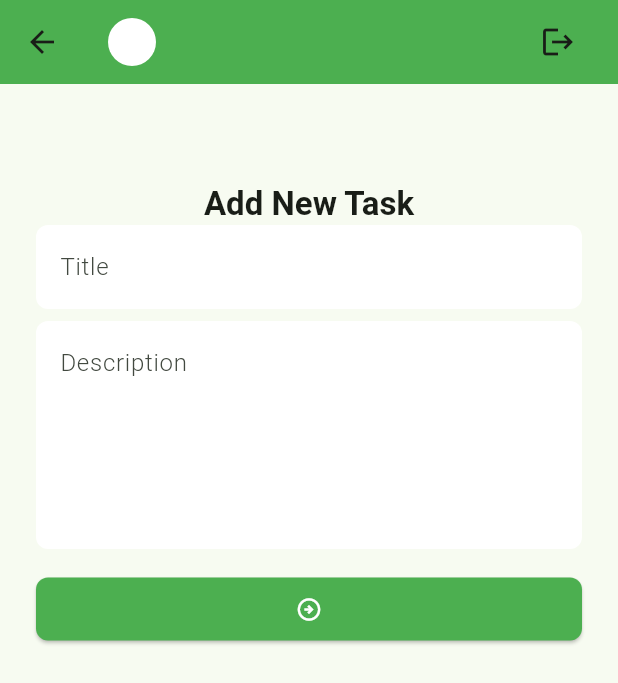
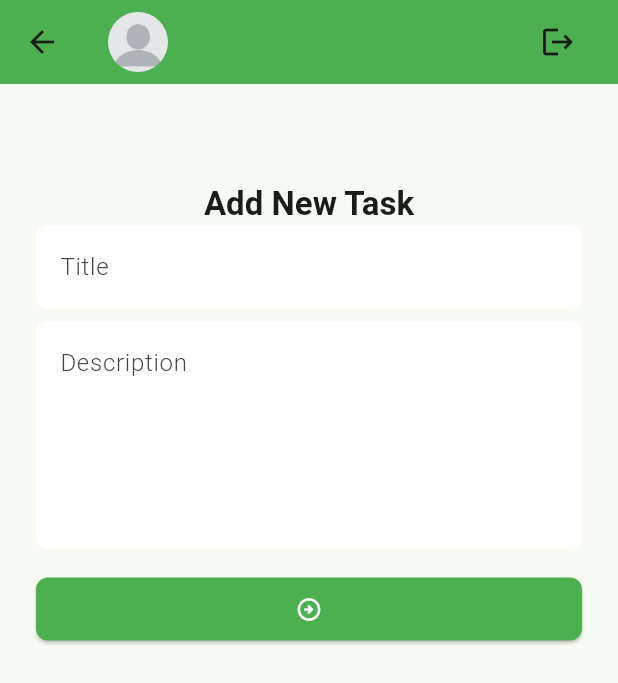
Before and after one commit to Anisur-Rahman-Naeem/Ostad_task_Manager_project, a Flutter app: the AddNewTaskScreen screen opened directly, on a phone screen of 412 x 824 dp. Shown: the top 683 px of the screen. Run offline on Flutter 3.47's test engine with Material 3 defaults, Android fonts, the phone set to English and light mode, and no system bars; our stand-ins replace flutter_svg, get, image_picker, pin_code_fields, shared_preferences; accounts and stored records are empty.

```diff
--- a/lib/app.dart
+++ b/lib/app.dart
@@ -20,11 +20,12 @@ class TaskManager extends StatelessWidget {
         SplashScreen.name: (context) => const SplashScreen(),
         MainBottomNavBarScreen.name : (context) => const MainBottomNavBarScreen()
       },
+
       theme: ThemeData(
         colorSchemeSeed: AppColors.themeColor,
         textTheme: const TextTheme(),
         inputDecorationTheme: _inputDecorationTheme(),
-        elevatedButtonTheme: _elevatedButtonThemeData()
+        elevatedButtonTheme: _elevatedButtonThemeData(),
       ),
     );
   }
--- a/lib/controller_binder.dart
+++ b/lib/controller_binder.dart
@@ -1,5 +1,6 @@
 import 'package:get/get.dart';
 import 'package:task_manager/ui/controllers/add_new_task_controller.dart';
+import 'package:task_manager/ui/controllers/auth_controller.dart';
 import 'package:task_manager/ui/controllers/bottom_nav_bar_controller.dart';
 import 'package:task_manager/ui/controllers/cancelled_task_controller.dart';
 import 'package:task_manager/ui/controllers/completed_task_controller.dart';
@@ -31,5 +32,6 @@ class ControllerBinder extends Bindings {
     Get.put(ResetPasswordController());
     Get.put(PickImageController());
     Get.put(BottomNavBarController());
+    Get.put(AuthController());
   }
 }
--- a/lib/data/models/user_model.dart
+++ b/lib/data/models/user_model.dart
@@ -5,6 +5,7 @@ class UserModel {
   String? lastName;
   String? mobile;
   String? createdDate;
+  String? photo;
 
   String get fullName{
     return '${firstName ?? ''} ${lastName ?? ''}';
@@ -16,7 +17,8 @@ class UserModel {
         this.firstName,
         this.lastName,
         this.mobile,
-        this.createdDate});
+        this.createdDate,
+        this.photo});
 
   UserModel.fromJson(Map<String, dynamic> json) {
     sId = json['_id'];
@@ -25,6 +27,7 @@ class UserModel {
     lastName = json['lastName'];
     mobile = json['mobile'];
     createdDate = json['createdDate'];
+    photo = json['photo'];
   }
 
   Map<String, dynamic> toJson() {
@@ -35,6 +38,7 @@ class UserModel {
     data['lastName'] = lastName;
     data['mobile'] = mobile;
     data['createdDate'] = createdDate;
+    data['photo'] = photo;
     return data;
   }
 }
--- a/lib/data/services/network_caller.dart
+++ b/lib/data/services/network_caller.dart
@@ -1,6 +1,8 @@
 import 'dart:convert';
 
 import 'package:flutter/material.dart';
+import 'package:get/get_core/src/get_main.dart';
+import 'package:get/get.dart' as gets;
 import 'package:http/http.dart';
 import 'package:task_manager/app.dart';
 import 'package:task_manager/data/models/network_response.dart';
@@ -8,11 +10,13 @@ import 'package:task_manager/ui/controllers/auth_controller.dart';
 import 'package:task_manager/ui/screens/sign_in_screen.dart';
 
 class NetworkCaller {
+  final AuthController authController = gets.Get.put(AuthController());
+
   static Future<NetworkResponse> getRequest({required String url}) async {
     try {
       Uri uri = Uri.parse(url);
       Map<String, String> headers = {
-        'token': AuthController.accessToken.toString()
+        'token': AuthController.accessToken.value.toString()
       };
       printRequest(url, null, headers);
       final Response response = await get(uri,headers: headers);
@@ -105,7 +109,7 @@ class NetworkCaller {
   }
 
   static Future<void> _moveToLogin() async {
-    await AuthController.clearUserData();
+    // await authController.clearUserData();
     Navigator.pushAndRemoveUntil(
       TaskManager.navigatorKey.currentContext!,
       MaterialPageRoute(builder: (context) => const SignInScreen()),
--- a/lib/ui/controllers/forgot_password_email_screen_controller.dart
+++ b/lib/ui/controllers/forgot_password_email_screen_controller.dart
@@ -14,6 +14,8 @@ class ForgotPasswordEmailScreenController extends GetxController {
 
   String? get errorMessage => _errorMessage;
 
+  final AuthController authController = Get.put(AuthController());
+
   Future<bool> emailVerify(String email) async {
   bool isSuccess = false;
     _inProgress = true;
@@ -21,7 +23,7 @@ class ForgotPasswordEmailScreenController extends GetxController {
     final NetworkResponse response =
     await NetworkCaller.getRequest(url: Urls.verifyEmailStatus(email));
     if (response.isSuccess) {
-      await AuthController.saveverifiedemail(email);
+      await authController.saveverifiedemail(email);
       isSuccess = true;
     } else {
       _errorMessage = response.errorMessage;
--- a/lib/ui/controllers/verify_otp_controller.dart
+++ b/lib/ui/controllers/verify_otp_controller.dart
@@ -17,14 +17,16 @@ class VerifyOtpController extends GetxController {
   }
   String? get errorMessage => _errorMessage;
 
+  final AuthController authController = Get.put(AuthController());
+
   Future<bool> verifyOtp() async {
     bool isSuccess = false;
     _inProgress = true;
     NetworkResponse response = await NetworkCaller.getRequest(
         url: Urls.verifyOtpStatus(
-            AuthController.verifiedEmailData.toString(), otpCode!));
+            authController.verifiedEmailData.toString(), otpCode!));
     if (response.isSuccess) {
-      await AuthController.saveotp(AuthController.verifiedEmailData.toString(),otpCode!);
+      await authController.saveotp(authController.verifiedEmailData.toString(),otpCode!);
       isSuccess = true;
     }else {
       _errorMessage = response.errorMessage;
--- a/lib/ui/screens/add_new_task_screen.dart
+++ b/lib/ui/screens/add_new_task_screen.dart
@@ -30,7 +30,7 @@ class _AddNewTaskScreenState extends State<AddNewTaskScreen> {
           Navigator.pop(context, _shouldRefreshPreviousPage);
       },
       child: Scaffold(
-        appBar: const TMAppBar(),
+        appBar: TMAppBar(),
         body: SingleChildScrollView(
           child: Padding(
             padding: const EdgeInsets.all(24),
--- a/lib/ui/screens/main_bottom_nav_bar_screen.dart
+++ b/lib/ui/screens/main_bottom_nav_bar_screen.dart
@@ -5,7 +5,6 @@ import 'package:task_manager/ui/screens/cancelled_task_screen.dart';
 import 'package:task_manager/ui/screens/completed_task_screen.dart';
 import 'package:task_manager/ui/screens/new_task_screen.dart';
 import 'package:task_manager/ui/screens/progress_task_screen.dart';
-import 'package:task_manager/ui/utils/app_colors.dart';
 
 import '../widgets/tm_app_bar.dart';
 
@@ -29,7 +28,7 @@ class _MainBottomNavBarScreenState extends State<MainBottomNavBarScreen> {
   @override
   Widget build(BuildContext context) {
     return Scaffold(
-      appBar: const TMAppBar(),
+      appBar: TMAppBar(),
       body: GetBuilder<BottomNavBarController>(
         builder: (controller) {
           return _screens[controller.selectedIndex];
--- a/lib/ui/screens/new_task_screen.dart
+++ b/lib/ui/screens/new_task_screen.dart
@@ -49,7 +49,6 @@ class _NewTaskScreenState extends State<NewTaskScreen> {
                         return TaskCard(
                           taskModel: controller.taskList[index],
                           onRefreshList: _getNewTaskListAndTaskStatusCount,
-                          //todo: when onRefreshList will be triggered while the app is running (needs explanation)
                         );
                       },
                       separatorBuilder: (BuildContext context, int index) {
--- a/lib/ui/widgets/tm_app_bar.dart
+++ b/lib/ui/widgets/tm_app_bar.dart
@@ -1,33 +1,51 @@
+import 'dart:convert';
+import 'dart:typed_data';
+
 import 'package:flutter/material.dart';
+import 'package:get/get.dart';
 import 'package:task_manager/ui/controllers/auth_controller.dart';
 import 'package:task_manager/ui/screens/profile_screen.dart';
 import 'package:task_manager/ui/screens/sign_in_screen.dart';
-
-import '../utils/app_colors.dart';
+import 'package:task_manager/ui/utils/app_colors.dart';
 
 class TMAppBar extends StatelessWidget implements PreferredSizeWidget {
-  const TMAppBar({
-    super.key, this.isProfileScreenOpen = false,
-  });
+  final bool isProfileScreenOpen;
 
-  final bool isProfileScreenOpen;
+  TMAppBar({super.key, this.isProfileScreenOpen = false});
+
+  final AuthController authController = Get.put(AuthController());
 
   @override
   Widget build(BuildContext context) {
+    Uint8List imageBytes =
+        base64Decode(authController.userData.value?.photo.toString() ?? '');
+
     return GestureDetector(
-      onTap: (){
-        if(isProfileScreenOpen) {
-          return;
-        }
-        Navigator.push(context, MaterialPageRoute(builder: (context)=> const ProfileScreen()));
+      onTap: () {
+        print(authController.userData.value?.photo.toString() ?? "No data found");
+        if (isProfileScreenOpen) return;
+        Navigator.push(context,
+            MaterialPageRoute(builder: (context) => const ProfileScreen()));
       },
-      child: AppBar(
+      child: Obx(() => AppBar(
             backgroundColor: AppColors.themeColor,
             title: Row(
               children: [
-            const CircleAvatar(
-              radius: 16,
-              backgroundColor: Colors.white,
+                ClipRRect(
+                  borderRadius: BorderRadius.circular(100),
+                  child: imageBytes.isNotEmpty
+                      ? Image.memory(
+                          imageBytes,
+                          fit: BoxFit.cover,
+                          width: 40,
+                          height: 40,
+                        )
+                      : Image.asset(
+                          'assets/images/blank-profile-picture.png',
+                          fit: BoxFit.cover,
+                          width: 40,
+                          height: 40,
+                        ),
                 ),
                 const SizedBox(width: 16),
                 Expanded(
@@ -35,22 +53,25 @@ class TMAppBar extends StatelessWidget implements PreferredSizeWidget {
                     crossAxisAlignment: CrossAxisAlignment.start,
                     children: [
                       Text(
-                    AuthController.userData?.fullName ?? '',
+                        authController.userData.value?.firstName ?? " ",
                         style: const TextStyle(
                             fontSize: 14,
                             color: Colors.white,
                             fontWeight: FontWeight.w600),
                       ),
-                  Text(AuthController.userData?.email ?? '',style: const TextStyle(
+                      Text(
+                        authController.userData.value?.email ?? '',
+                        style: const TextStyle(
                             fontSize: 12,
                             color: Colors.white,
-                      fontWeight: FontWeight.w600),),
+                            fontWeight: FontWeight.w600),
+                      ),
                     ],
                   ),
                 ),
                 IconButton(
                     onPressed: () async {
-                  await AuthController.clearUserData();
+                      await authController.clearUserData();
                       Navigator.pushAndRemoveUntil(
                         context,
                         MaterialPageRoute(
@@ -62,7 +83,7 @@ class TMAppBar extends StatelessWidget implements PreferredSizeWidget {
                     icon: const Icon(Icons.logout))
               ],
             ),
-      ),
+          )),
     );
   }
 
```
Also changed, not shown: lib/ui/controllers/auth_controller.dart (+32 -39 lines), lib/ui/controllers/profile_screen_controller.dart (+6 -1 lines), lib/ui/controllers/reset_password_controller.dart (+5 -2 lines), lib/ui/controllers/sign_in_controller.dart (+5 -2 lines), lib/ui/screens/profile_screen.dart (+10 -6 lines), lib/ui/screens/splash_screen.dart (+8 -3 lines), assets/images/blank-profile-picture.png (added). Lines whose indentation alone changed are shown as unchanged.
